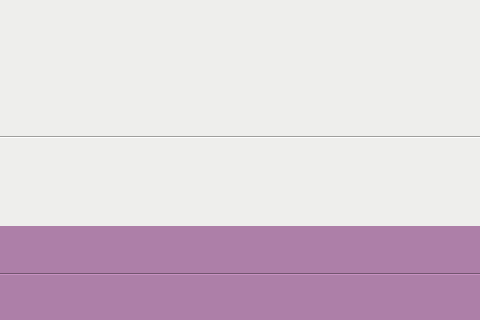
dala0005/CarTrackTimer, file mainwindow.ui: the form before one commit; both pictures show x 570 to 1050 and y 421 to 741 of the 1299 by 741 pixel window.
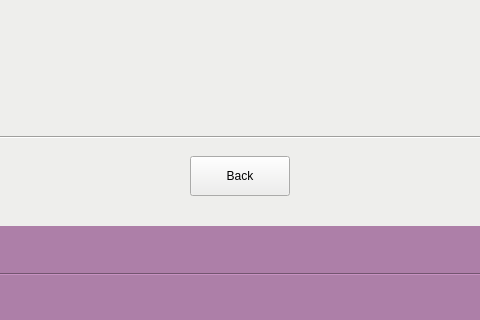
The form after the commit. The open tabs and pages were chosen to show the change.

Commit message: Add back button from Page 2 - lapTime to Page 1 - numOfLaps

```diff
--- a/mainwindow.ui
+++ b/mainwindow.ui
@@ -238,6 +238,19 @@
        <enum>Qt::Horizontal</enum>
       </property>
      </widget>
+     <widget class="QPushButton" name="pushButton_lapTime_back">
+      <property name="geometry">
+       <rect>
+        <x>740</x>
+        <y>480</y>
+        <width>100</width>
+        <height>40</height>
+       </rect>
+      </property>
+      <property name="text">
+       <string>Back</string>
+      </property>
+     </widget>
     </widget>
    </widget>
   </widget>
```
Left out of the diff: 4 changed lines with no effect on the pictures. The commit also changes 2 other files.
